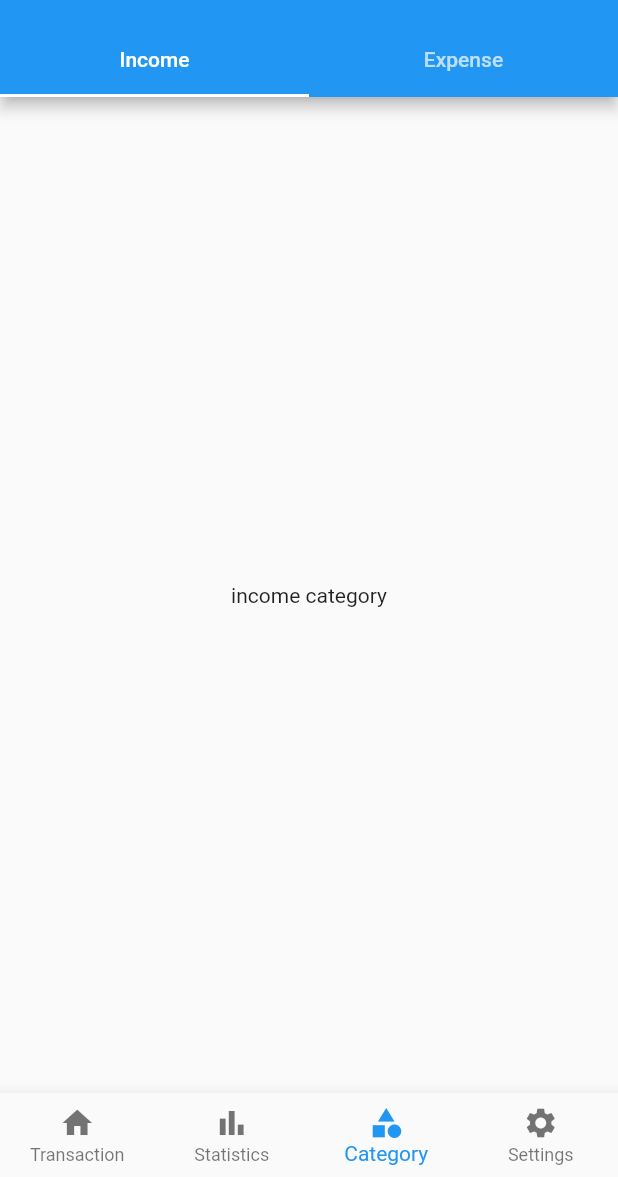
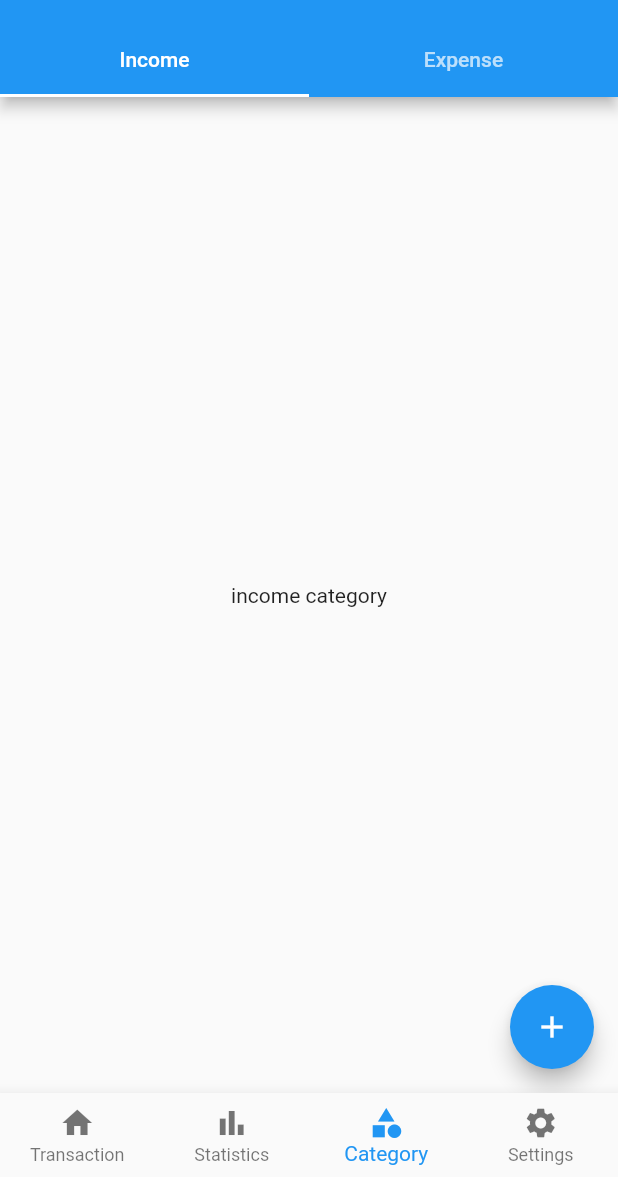
Before and after one commit to aslahmogral/KarchaBook_provider, a Flutter app: the screen it shows after launch, item 3 of the bottom bar chosen, on a phone screen of 412 x 824 dp, the part 59-1236 px from its top. Run offline on Flutter 3.47's test engine with Material 2 defaults, Android fonts, the phone set to English and light mode, and no system bars.

Commit message:
added floating action button

```diff
--- a/lib/screens/category_screen.dart
+++ b/lib/screens/category_screen.dart
@@ -14,12 +14,16 @@ class _CategoryScreenState extends State<CategoryScreen> {
   List tabScreens = [Routes.ADD_INCOME_CATEGORY, Routes.ADD_EXPENSE_CATEGORY];
   @override
   Widget build(BuildContext context) => DefaultTabController(
-      length: Tabs().tabsList.length,
-      child: Scaffold(
+        length: Tabs().tabsList.length,
+        child: Scaffold(
           appBar: AppBar(
             title: Text(Constants.CATEGORY),
             centerTitle: true,
             bottom: TabBar(tabs: [...Tabs().tabsList]),
           ),
-          body: TabBarView(children: [...tabScreens])));
+          body: TabBarView(children: [...tabScreens]),
+          floatingActionButton: FloatingActionButton(
+              child: const Icon(Icons.add), onPressed: () {}),
+        ),
+      );
 }
```
